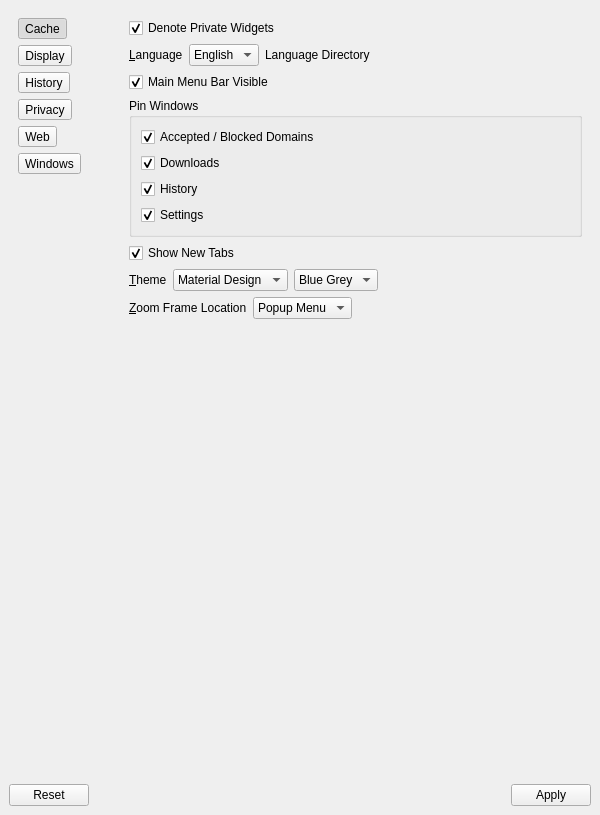
The window that 2.x/UI/dooble_settings.ui (textbrowser/dooble) describes before a commit, drawn with Qt 5.
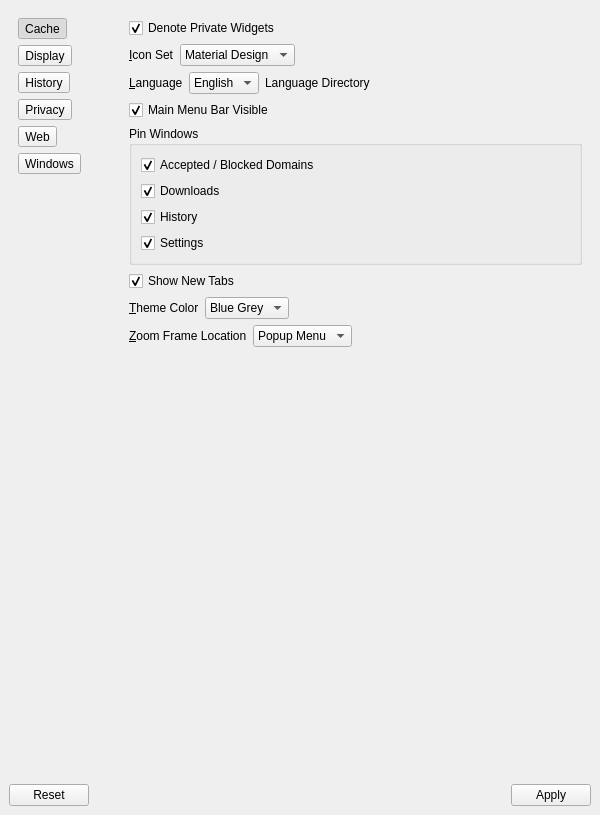
The same window after the commit. The open tabs and pages were chosen to show the change. Icons and pictures are not drawn.

The edit to the form file:
```diff
--- a/2.x/UI/dooble_settings.ui
+++ b/2.x/UI/dooble_settings.ui
@@ -47,7 +47,7 @@
            <x>0</x>
            <y>0</y>
            <width>105</width>
-           <height>764</height>
+           <height>749</height>
           </rect>
          </property>
          <layout class="QVBoxLayout" name="verticalLayout">
@@ -316,6 +316,51 @@
             </property>
            </widget>
           </item>
+          <item>
+           <layout class="QHBoxLayout" name="horizontalLayout_16">
+            <item>
+             <widget class="QLabel" name="label_3">
+              <property name="text">
+               <string>&amp;Icon Set</string>
+              </property>
+              <property name="buddy">
+               <cstring>icon_set</cstring>
+              </property>
+             </widget>
+            </item>
+            <item>
+             <widget class="QComboBox" name="icon_set">
+              <property name="currentIndex">
+               <number>0</number>
+              </property>
+              <property name="insertPolicy">
+               <enum>QComboBox::NoInsert</enum>
+              </property>
+              <property name="sizeAdjustPolicy">
+               <enum>QComboBox::AdjustToContents</enum>
+              </property>
+              <item>
+               <property name="text">
+                <string>Material Design</string>
+               </property>
+              </item>
+             </widget>
+            </item>
+            <item>
+             <spacer name="horizontalSpacer_16">
+              <property name="orientation">
+               <enum>Qt::Horizontal</enum>
+              </property>
+              <property name="sizeHint" stdset="0">
+               <size>
+                <width>40</width>
+                <height>20</height>
+               </size>
+              </property>
+             </spacer>
+            </item>
+           </layout>
+          </item>
           <item>
            <layout class="QHBoxLayout" name="horizontalLayout_15">
             <item>
@@ -466,33 +511,15 @@
           <item>
            <layout class="QHBoxLayout" name="horizontalLayout_4">
             <item>
-             <widget class="QLabel" name="label_3">
+             <widget class="QLabel" name="label_24">
               <property name="text">
-               <string>&amp;Theme</string>
+               <string>&amp;Theme Color</string>
               </property>
               <property name="buddy">
-               <cstring>theme</cstring>
+               <cstring>theme_color</cstring>
               </property>
              </widget>
             </item>
-            <item>
-             <widget class="QComboBox" name="theme">
-              <property name="currentIndex">
-               <number>0</number>
-              </property>
-              <property name="insertPolicy">
-               <enum>QComboBox::NoInsert</enum>
-              </property>
-              <property name="sizeAdjustPolicy">
-               <enum>QComboBox::AdjustToContents</enum>
-              </property>
-              <item>
-               <property name="text">
-                <string>Material Design</string>
-               </property>
-              </item>
-             </widget>
-            </item>
             <item>
              <widget class="QComboBox" name="theme_color">
               <property name="sizeAdjustPolicy">
@@ -673,8 +700,8 @@
               <rect>
                <x>0</x>
                <y>0</y>
-               <width>415</width>
-               <height>680</height>
+               <width>503</width>
+               <height>711</height>
               </rect>
              </property>
              <layout class="QVBoxLayout" name="verticalLayout_8">
@@ -1173,7 +1200,7 @@
               <rect>
                <x>0</x>
                <y>0</y>
-               <width>270</width>
+               <width>420</width>
                <height>729</height>
               </rect>
              </property>
```
Left out of the diff: 2 changed lines with no effect on the pictures.
